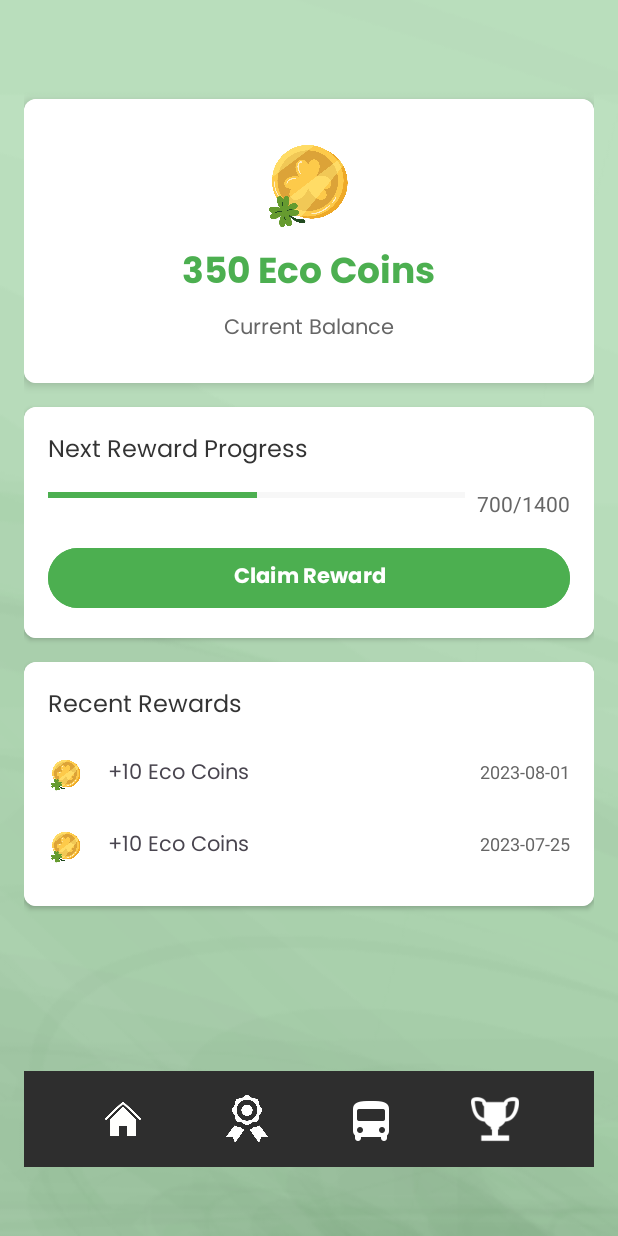
After one commit to Mujjamil/ecobuddy1, an Android app: the layout activity_reward.xml on its own in the app's theme, with its tools: preview values and no code run, on a phone screen of 412 x 824 dp. The commit adds this screen. Run offline under Robolectric (Android 15) with nearby library versions, the phone set to English and light mode, and no system bars.

Commit message:
add a reward  and public transport frontend

```diff
--- a/app/build.gradle
+++ b/app/build.gradle
@@ -46,6 +46,9 @@ dependencies {
 
     implementation "com.google.android.gms:play-services-fitness:21.0.1" // Use only the latest version
     implementation "com.github.PhilJay:MPAndroidChart:v3.1.0"
+    implementation 'androidx.recyclerview:recyclerview:1.3.2'
+    implementation 'androidx.cardview:cardview:1.0.0'
+    implementation 'androidx.core:core-ktx:1.12.0' // For NestedScrollView
 
 
     // Optional: Add this to resolve version conflicts if needed
--- /dev/null
+++ b/app/src/main/res/drawable/rounded_edittext.xml
@@ -0,0 +1,5 @@
+<shape xmlns:android="http://schemas.android.com/apk/res/android">
+    <solid android:color="#FAFAFA"/>
+    <corners android:radius="8dp"/>
+    <stroke android:width="1dp" android:color="#E0E0E0"/>
+</shape>
--- /dev/null
+++ b/app/src/main/res/layout/activity_reward.xml
@@ -0,0 +1,243 @@
+<?xml version="1.0" encoding="utf-8"?>
+<ScrollView
+    xmlns:android="http://schemas.android.com/apk/res/android"
+    xmlns:app="http://schemas.android.com/apk/res-auto"
+    android:layout_width="match_parent"
+    android:layout_height="match_parent"
+    android:background="@drawable/background">
+
+    <LinearLayout
+        android:layout_width="match_parent"
+        android:layout_height="match_parent"
+        android:orientation="vertical"
+        android:padding="16dp">
+
+        <!-- Eco Coins Card -->
+        <androidx.cardview.widget.CardView
+            android:layout_width="match_parent"
+            android:layout_height="wrap_content"
+            app:cardCornerRadius="8dp"
+            app:cardElevation="4dp"
+            android:layout_marginBottom="16dp"
+            android:layout_marginTop="50dp">
+
+            <LinearLayout
+                android:layout_width="match_parent"
+                android:layout_height="match_parent"
+                android:background="@android:color/white"
+                android:gravity="center"
+                android:orientation="vertical"
+                android:padding="24dp">
+
+                <ImageView
+                    android:layout_width="64dp"
+                    android:layout_height="64dp"
+                    android:src="@drawable/ecocoin" />
+
+                <TextView
+                    android:id="@+id/tvEcoCoins"
+                    android:layout_width="wrap_content"
+                    android:layout_height="wrap_content"
+                    android:layout_marginTop="8dp"
+                    android:text="350 Eco Coins"
+                    android:textColor="#4CAF50"
+                    android:textSize="24sp"
+                    android:fontFamily="@font/popbold"
+                    android:textStyle="bold" />
+
+                <TextView
+                    android:layout_width="wrap_content"
+                    android:layout_height="wrap_content"
+                    android:layout_marginTop="4dp"
+                    android:text="Current Balance"
+                    android:fontFamily="@font/popreg"
+                    android:textColor="#666"
+                    android:textSize="14sp" />
+            </LinearLayout>
+        </androidx.cardview.widget.CardView>
+
+        <!-- Progress Card -->
+        <androidx.cardview.widget.CardView
+            android:layout_width="match_parent"
+            android:layout_height="wrap_content"
+            app:cardCornerRadius="8dp"
+            app:cardElevation="2dp"
+            android:layout_marginBottom="16dp">
+
+            <LinearLayout
+                android:layout_width="match_parent"
+                android:layout_height="wrap_content"
+                android:orientation="vertical"
+                android:padding="16dp"
+                android:background="@android:color/white">
+
+                <TextView
+                    android:layout_width="wrap_content"
+                    android:layout_height="wrap_content"
+                    android:text="Next Reward Progress"
+                    android:textSize="16sp"
+                    android:textColor="#333"
+                    android:fontFamily="@font/popreg"/>
+
+                <LinearLayout
+                    android:layout_width="match_parent"
+                    android:layout_height="wrap_content"
+                    android:orientation="horizontal"
+                    android:layout_marginTop="12dp">
+
+                    <ProgressBar
+                        android:id="@+id/progressBar"
+                        style="@style/Widget.AppCompat.ProgressBar.Horizontal"
+                        android:layout_width="0dp"
+                        android:layout_height="8dp"
+                        android:layout_weight="1"
+                        android:progress="700"
+                        android:max="1400"
+                        android:progressTint="#4CAF50"
+                        android:progressBackgroundTint="#E0E0E0"/>
+
+                    <TextView
+                        android:id="@+id/tvProgress"
+                        android:layout_width="wrap_content"
+                        android:layout_height="wrap_content"
+                        android:text="700/1400"
+                        android:textSize="14sp"
+                        android:layout_marginStart="8dp"
+                        android:textColor="#666"/>
+                </LinearLayout>
+
+                <Button
+                    android:id="@+id/btnClaim"
+                    android:layout_width="match_parent"
+                    android:layout_height="48dp"
+                    android:text="Claim Reward"
+                    android:backgroundTint="#4CAF50"
+                    android:textColor="@android:color/white"
+                    android:layout_marginTop="16dp"
+                    android:fontFamily="@font/popbold"
+                    android:enabled="false"/>
+            </LinearLayout>
+        </androidx.cardview.widget.CardView>
+
+        <!-- Rewards History Card -->
+        <androidx.cardview.widget.CardView
+            android:layout_width="match_parent"
+            android:layout_height="wrap_content"
+            app:cardCornerRadius="8dp"
+            app:cardElevation="2dp">
+
+            <LinearLayout
+                android:layout_width="match_parent"
+                android:layout_height="wrap_content"
+                android:orientation="vertical"
+                android:padding="16dp"
+                android:background="@android:color/white">
+
+                <TextView
+                    android:layout_width="wrap_content"
+                    android:layout_height="wrap_content"
+                    android:text="Recent Rewards"
+                    android:fontFamily="@font/popreg"
+                    android:textSize="16sp"
+                    android:textColor="#333"/>
+
+                <!-- Reward Item 1 -->
+                <LinearLayout
+                    android:layout_width="match_parent"
+                    android:layout_height="wrap_content"
+                    android:orientation="horizontal"
+                    android:paddingVertical="12dp"
+                    android:layout_marginTop="8dp">
+
+                    <ImageView
+                        android:layout_width="24dp"
+                        android:layout_height="24dp"
+                        android:src="@drawable/ecocoin"
+                        />
+
+                    <TextView
+                        android:layout_width="0dp"
+                        android:layout_height="wrap_content"
+                        android:layout_weight="1"
+                        android:text="+10 Eco Coins"
+                        android:fontFamily="@font/popreg"
+                        android:textSize="14sp"
+                        android:layout_marginStart="16dp"/>
+
+                    <TextView
+                        android:layout_width="wrap_content"
+                        android:layout_height="wrap_content"
+                        android:text="2023-08-01"
+                        android:textSize="12sp"
+                        android:textColor="#666"/>
+                </LinearLayout>
+
+                <!-- Reward Item 2 -->
+                <LinearLayout
+                    android:layout_width="match_parent"
+                    android:layout_height="wrap_content"
+                    android:orientation="horizontal"
+                    android:paddingVertical="12dp">
+
+                    <ImageView
+                        android:layout_width="24dp"
+                        android:layout_height="24dp"
+                        android:src="@drawable/ecocoin" />
+
+                    <TextView
+                        android:layout_width="0dp"
+                        android:layout_height="wrap_content"
+                        android:layout_weight="1"
+                        android:text="+10 Eco Coins"
+                        android:fontFamily="@font/popreg"
+                        android:textSize="14sp"
+                        android:layout_marginStart="16dp"/>
+
+                    <TextView
+                        android:layout_width="wrap_content"
+                        android:layout_height="wrap_content"
+                        android:text="2023-07-25"
+                        android:textSize="12sp"
+                        android:textColor="#666"/>
+                </LinearLayout>
+
+            </LinearLayout>
+
+        </androidx.cardview.widget.CardView>
+
+        <LinearLayout
+            android:id="@+id/bottomNav"
+            android:layout_width="match_parent"
+            android:layout_height="64dp"
+            android:layout_marginTop="110dp"
+            android:background="#2E2E2E"
+            android:gravity="center"
+            android:orientation="horizontal">
+
+            <ImageView
+                android:layout_width="32dp"
+                android:layout_height="32dp"
+                android:layout_margin="25dp"
+                android:src="@drawable/home_icon" />
+
+            <ImageView
+                android:layout_width="32dp"
+                android:layout_height="32dp"
+                android:layout_margin="25dp"
+                android:src="@drawable/reward" />
+
+            <ImageView
+                android:layout_width="32dp"
+                android:layout_height="32dp"
+                android:layout_margin="25dp"
+                android:src="@drawable/transport" />
+
+            <ImageView
+                android:layout_width="32dp"
+                android:layout_height="32dp"
+                android:layout_margin="25dp"
+                android:src="@drawable/trophy" />
+        </LinearLayout>
+    </LinearLayout>
+
+</ScrollView>
--- a/app/src/main/res/values/colors.xml
+++ b/app/src/main/res/values/colors.xml
@@ -2,4 +2,6 @@
 <resources>
     <color name="black">#FF000000</color>
     <color name="white">#FFFFFFFF</color>
+    <color name="green">#94E8B4</color>
+    <color name="lightG">#4CAF50</color>
 </resources>
--- a/app/src/main/res/values/strings.xml
+++ b/app/src/main/res/values/strings.xml
@@ -1,4 +1,5 @@
 <resources>
     <string name="app_name">ecobuddy</string>
     <string name="google_fit_client_id">107221910326-2o9nf55jj1ivk18mti6fmndfm00fq7do.apps.googleusercontent.com</string>
+     <string name="username1">username1</string>
 </resources>
```
Also changed, not shown: app/src/main/res/layout/activity_leaderboard.xml (added, +120 -0 lines), app/src/main/res/layout/activity_pt.xml (added, +231 -0 lines), app/src/main/res/drawable/bus2.png (added), app/src/main/res/drawable/ecocoin.png (added), app/src/main/res/drawable/transport.png (added).
